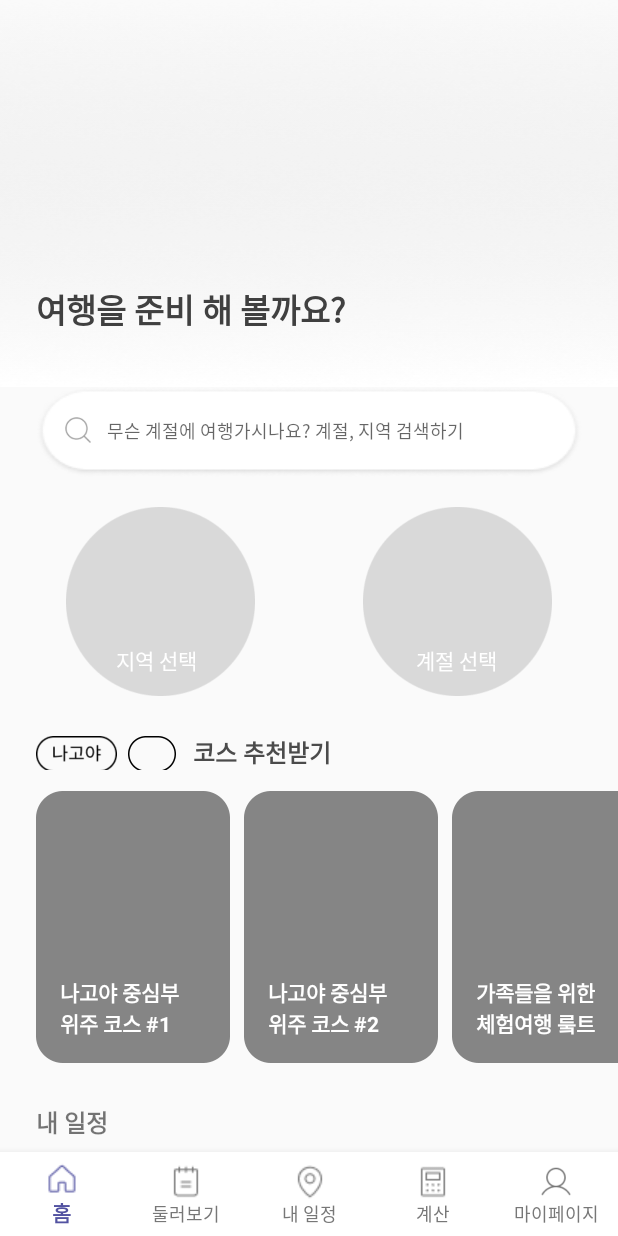
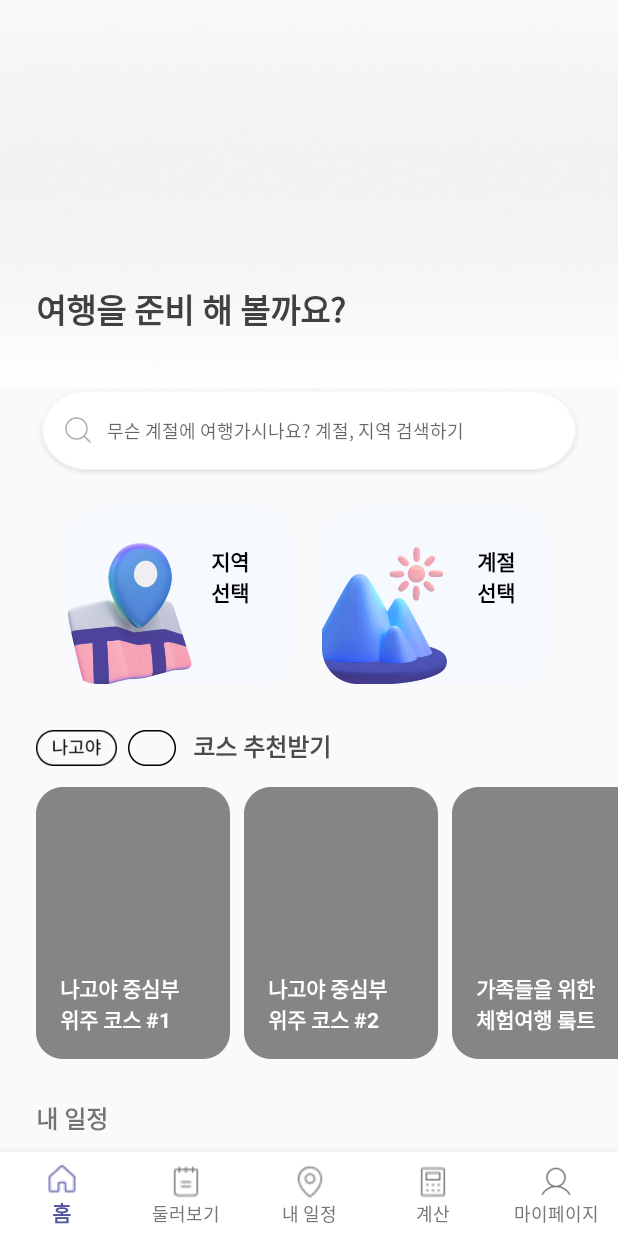
Before and after one commit to moon12-3/BaRoad, an Android app: the screen it shows after launch once a user with an empty profile is signed in (MainActivity), on a phone screen of 412 x 824 dp. Run offline under Robolectric (Android 15) with nearby library versions, the phone set to English and light mode, and no system bars; our stand-ins replace Firebase (no records; nobody signed in at launch, a user with empty details on screens opened directly).

Commit message:
메인페이지 수정

```diff
--- a/app/src/main/res/layout/fragment_main.xml
+++ b/app/src/main/res/layout/fragment_main.xml
@@ -1,15 +1,17 @@
 <?xml version="1.0" encoding="utf-8"?>
 <LinearLayout xmlns:android="http://schemas.android.com/apk/res/android"
+    xmlns:app="http://schemas.android.com/apk/res-auto"
     xmlns:tools="http://schemas.android.com/tools"
     android:layout_width="match_parent"
     android:layout_height="match_parent"
-    xmlns:app="http://schemas.android.com/apk/res-auto"
     android:orientation="vertical"
     tools:context=".MainFragment">
+
     <ScrollView
         android:layout_width="match_parent"
         android:layout_height="wrap_content"
         android:scrollbars="none">
+
         <LinearLayout
             android:layout_width="wrap_content"
             android:layout_height="wrap_content"
@@ -18,22 +20,25 @@
             <FrameLayout
                 android:layout_width="match_parent"
                 android:layout_height="wrap_content">
+
                 <ImageView
                     android:layout_width="match_parent"
                     android:layout_height="wrap_content"
                     android:scaleType="fitXY"
                     android:src="@drawable/homeback"
-            app:layout_constraintTop_toTopOf="parent"/>
+                    app:layout_constraintTop_toTopOf="parent" />
+
                 <TextView
                     android:layout_width="wrap_content"
                     android:layout_height="wrap_content"
+                    android:layout_marginLeft="24dp"
                     android:layout_marginTop="189dp"
-            android:layout_marginLeft="24dp"
                     android:text="여행을 준비 해 볼까요?"
                     android:textColor="#404040"
                     android:textSize="22dp"
-            android:textStyle="bold"/>
+                    android:textStyle="bold" />
             </FrameLayout>
+
             <FrameLayout
                 android:id="@+id/layout_search_screen"
                 android:layout_width="match_parent"
@@ -42,183 +47,234 @@
 
                 <androidx.appcompat.widget.Toolbar
                     android:id="@+id/toolbar_search"
-            android:background="@drawable/serachback"
                     android:layout_width="match_parent"
-            android:layout_height="wrap_content" />
+                    android:layout_height="wrap_content"
+                    android:background="@drawable/serachback" />
+
                 <FrameLayout
                     android:id="@+id/field_search"
                     android:layout_width="match_parent"
                     android:layout_height="wrap_content">
+
                     <ImageView
                         android:id="@+id/img_search_icon"
                         android:layout_width="21dp"
                         android:layout_height="21dp"
-                android:src="@drawable/search_icon"
-                android:background="@android:color/transparent"
+                        android:layout_gravity="left"
                         android:layout_marginLeft="17dp"
                         android:layout_marginTop="18dp"
-                android:layout_gravity="left" />
+                        android:background="@android:color/transparent"
+                        android:src="@drawable/search_icon" />
+
                     <EditText
                         android:id="@+id/edit_search_text"
                         android:layout_width="250dp"
                         android:layout_height="wrap_content"
-                android:focusable="true"
-                android:singleLine="true"
-                android:hint="무슨 계절에 여행가시나요? 계절, 지역 검색하기"
-                android:textSize="12dp"
                         android:layout_marginLeft="47dp"
                         android:layout_marginTop="20dp"
                         android:background="@android:color/transparent"
-                android:textColor="#A1A1A1"/>
+                        android:focusable="true"
+                        android:hint="무슨 계절에 여행가시나요? 계절, 지역 검색하기"
+                        android:singleLine="true"
+                        android:textColor="#A1A1A1"
+                        android:textSize="12dp" />
                 </FrameLayout>
             </FrameLayout>
 
             <FrameLayout
                 android:layout_width="match_parent"
                 android:layout_height="wrap_content">
+
                 <FrameLayout
                     android:layout_width="wrap_content"
                     android:layout_height="wrap_content">
+
                     <ImageButton
                         android:id="@+id/local_btn"
-                android:layout_width="126dp"
-                android:layout_height="126dp"
-                android:background="@drawable/local_btn"
+                        android:layout_width="153dp"
+                        android:layout_height="118dp"
                         android:layout_marginLeft="44dp"
-                android:layout_marginTop="20dp"/>
+                        android:layout_marginTop="20dp"
+                        android:background="@drawable/choice_btn" />
+
+                    <ImageView
+                        android:layout_width="145dp"
+                        android:layout_height="120dp"
+                        android:layout_gravity="right"
+                        android:layout_marginTop="22dp"
+                        android:layout_marginRight="10dp"
+                        android:src="@drawable/local_btn" />
+
                     <TextView
                         android:layout_width="wrap_content"
                         android:layout_height="wrap_content"
-                android:layout_marginTop="111dp"
-                android:layout_marginLeft="77dp"
-                android:text="지역 선택"
+                        android:layout_gravity="right"
+                        android:layout_marginTop="46dp"
+                        android:layout_marginRight="28dp"
+                        android:text="지역 \n선택"
+                        android:textColor="#000000"
                         android:textSize="14dp"
-                android:textColor="#ffffff"/>
+                        android:textStyle="bold" />
                 </FrameLayout>
 
                 <FrameLayout
                     android:layout_width="wrap_content"
                     android:layout_height="wrap_content"
                     android:layout_gravity="right">
+
                     <ImageButton
                         android:id="@+id/season_btn"
-                android:layout_width="126dp"
-                android:layout_height="126dp"
+                        android:layout_width="153dp"
+                        android:layout_height="118dp"
                         android:layout_gravity="right"
+                        android:layout_marginTop="20dp"
                         android:layout_marginRight="44dp"
-                android:layout_marginTop="20dp"
-                android:background="@drawable/local_btn"/>
+                        android:background="@drawable/choice_btn" />
+
+                    <ImageView
+                        android:layout_width="145dp"
+                        android:layout_height="120dp"
+                        android:layout_gravity="left"
+                        android:layout_marginTop="22dp"
+                        android:src="@drawable/season_btn" />
+
                     <TextView
                         android:layout_width="wrap_content"
                         android:layout_height="wrap_content"
-                android:layout_marginLeft="35dp"
-                android:layout_marginTop="111dp"
-                android:text="계절 선택"
-                android:textColor="#ffffff"
-                android:textSize="14dp" />
+                        android:layout_gravity="right"
+                        android:layout_marginTop="46dp"
+                        android:layout_marginRight="65dp"
+                        android:text="계절 \n선택"
+                        android:textColor="#000000"
+                        android:textSize="14dp"
+                        android:textStyle="bold" />
                 </FrameLayout>
             </FrameLayout>
+
             <LinearLayout
                 android:layout_width="match_parent"
-        android:layout_height="wrap_content"
-        android:orientation="horizontal"
-        android:layout_marginTop="25dp">
+                android:layout_height="25dp"
+                android:layout_marginTop="25dp"
+                android:orientation="horizontal">
+
                 <Button
                     android:layout_width="54dp"
                     android:layout_height="24dp"
-            android:background="@drawable/local"
-            android:layout_marginLeft="24dp" />
+                    android:layout_marginLeft="24dp"
+                    android:background="@drawable/local" />
+
                 <Button
                     android:layout_width="32dp"
                     android:layout_height="24dp"
-            android:background="@drawable/season"
-            android:layout_marginLeft="7dp"/>
+                    android:layout_marginLeft="7dp"
+                    android:background="@drawable/season" />
+
                 <TextView
                     android:layout_width="wrap_content"
                     android:layout_height="wrap_content"
+                    android:layout_marginLeft="11dp"
                     android:text="코스 추천받기"
-            android:textStyle="bold"
-            android:layout_marginLeft="11dp"
+                    android:textColor="#4B4B4B"
                     android:textSize="16dp"
-            android:textColor="#4B4B4B"/>
+                    android:textStyle="bold" />
             </LinearLayout>
+
             <HorizontalScrollView
                 android:layout_width="match_parent"
                 android:layout_height="wrap_content"
                 android:scrollbars="none">
+
                 <LinearLayout
                     android:layout_width="match_parent"
                     android:layout_height="wrap_content"
                     android:layout_marginTop="14dp">
+
                     <FrameLayout
                         android:layout_width="wrap_content"
                         android:layout_height="wrap_content">
+
                         <ImageButton
                             android:layout_width="129dp"
                             android:layout_height="181dp"
-                    android:background="@drawable/course"
-                    android:layout_marginLeft="24dp"/>
+                            android:layout_marginLeft="24dp"
+                            android:background="@drawable/course" />
+
                         <TextView
                             android:layout_width="wrap_content"
                             android:layout_height="match_parent"
+                            android:layout_gravity="bottom"
+                            android:layout_marginLeft="40dp"
+                            android:layout_marginBottom="16dp"
                             android:text="나고야 중심부\n위주 코스 #1"
-                    android:textStyle="bold"
                             android:textColor="#ffffff"
-                    android:layout_gravity="bottom"
-                    android:layout_marginBottom="16dp"
-                    android:layout_marginLeft="40dp"/>
+                            android:textStyle="bold" />
                     </FrameLayout>
+
                     <FrameLayout
                         android:layout_width="wrap_content"
                         android:layout_height="wrap_content">
+
                         <ImageButton
                             android:layout_width="129dp"
                             android:layout_height="181dp"
-                    android:background="@drawable/course"
-                    android:layout_marginLeft="9dp"/>
+                            android:layout_marginLeft="9dp"
+                            android:background="@drawable/course" />
+
                         <TextView
                             android:layout_width="wrap_content"
                             android:layout_height="match_parent"
+                            android:layout_gravity="bottom"
+                            android:layout_marginLeft="25dp"
+                            android:layout_marginBottom="16dp"
                             android:text="나고야 중심부\n위주 코스 #2"
-                    android:textStyle="bold"
                             android:textColor="#ffffff"
-                    android:layout_gravity="bottom"
-                    android:layout_marginBottom="16dp"
-                    android:layout_marginLeft="25dp"/>
+                            android:textStyle="bold" />
                     </FrameLayout>
+
                     <FrameLayout
                         android:layout_width="wrap_content"
                         android:layout_height="wrap_content">
+
                         <ImageButton
                             android:layout_width="129dp"
                             android:layout_height="181dp"
-                    android:background="@drawable/course"
-                    android:layout_marginLeft="9dp"/>
+                            android:layout_marginLeft="9dp"
+                            android:background="@drawable/course" />
+
                         <TextView
                             android:layout_width="wrap_content"
                             android:layout_height="match_parent"
+                            android:layout_gravity="bottom"
+                            android:layout_marginLeft="25dp"
+                            android:layout_marginBottom="16dp"
                             android:text="가족들을 위한\n체험여행 뤀트"
-                    android:textStyle="bold"
                             android:textColor="#ffffff"
-                    android:layout_gravity="bottom"
-                    android:layout_marginBottom="16dp"
-                    android:layout_marginLeft="25dp"/>
+                            android:textStyle="bold" />
                     </FrameLayout>
                 </LinearLayout>
             </HorizontalScrollView>
+
             <TextView
                 android:layout_width="match_parent"
                 android:layout_height="wrap_content"
+                android:layout_marginLeft="24dp"
+                android:layout_marginTop="27dp"
                 android:text="내 일정"
-        android:textStyle="bold"
-        android:layout_marginTop="27dp"
-        android:layout_marginLeft="24dp"
-        android:textSize="16dp"/>
+                android:textSize="16dp"
+                android:textStyle="bold" />
+
             <ListView
                 android:layout_width="match_parent"
                 android:layout_height="wrap_content"
-        android:maxLines="3"
-        android:layout_marginTop="16dp"/>
+                android:layout_marginTop="16dp"
+                android:maxLines="3" />
+
+            <Button
+                android:layout_width="match_parent"
+                android:layout_height="wrap_content"
+                android:backgroundTint="#ffffff"
+                android:text="더보기"
+                android:textColor="#787878" />
         </LinearLayout>
     </ScrollView>
 </LinearLayout>
--- a/app/src/main/res/layout/main_listview_item.xml
+++ b/app/src/main/res/layout/main_listview_item.xml
@@ -9,28 +9,32 @@
         android:layout_width="match_parent"
         android:layout_height="wrap_content"
         android:orientation="horizontal">
-
-        <ImageView
-            android:layout_width="47dp"
-            android:layout_height="47dp"
-            android:src="@drawable/main_listview_profile"
-            android:layout_marginTop="8dp"
-            android:layout_marginLeft="24dp"
-            android:layout_marginRight="8dp"/>
         <FrameLayout
             android:layout_width="match_parent"
             android:layout_height="wrap_content">
-            <ImageView
-                android:layout_width="259dp"
-                android:layout_height="47dp"
-                android:src="@drawable/main_listview_container"
-                android:layout_marginTop="8dp"/>
+            <ImageButton
+                android:layout_width="312dp"
+                android:layout_height="140dp"
+                android:layout_gravity="center"
+                android:layout_marginTop="10dp"
+                android:background="@drawable/main_listview_container"/>
+            <ImageButton
+                android:layout_width="120dp"
+                android:layout_height="140dp"
+                android:layout_gravity="right"
+                android:layout_marginTop="20dp"
+                android:layout_marginRight="49dp"
+                android:background="@drawable/main_listview_container2"/>
             <TextView
                 android:layout_width="wrap_content"
                 android:layout_height="wrap_content"
-                android:text="내 여행 일정이 들어가겠쥬?"
-                android:layout_marginTop="20dp"
-                android:layout_marginLeft="22dp"/>
+                android:text="나고야1"
+                android:textStyle="bold"
+                android:textSize="16dp"
+                android:textColor="#000000"
+                android:layout_gravity="bottom"
+                android:layout_marginBottom="17dp"
+                android:layout_marginLeft="70dp"/>
         </FrameLayout>
     </LinearLayout>
 
```
Also changed, not shown: app/src/main/res/drawable/choice_btn.png (added), app/src/main/res/drawable/local_btn.png, app/src/main/res/drawable/main_listview_container.png, app/src/main/res/drawable/main_listview_container2.png (added), app/src/main/res/drawable/main_listview_profile.png (deleted), app/src/main/res/drawable/season_btn.png (added). Lines whose indentation alone changed are shown as unchanged.
